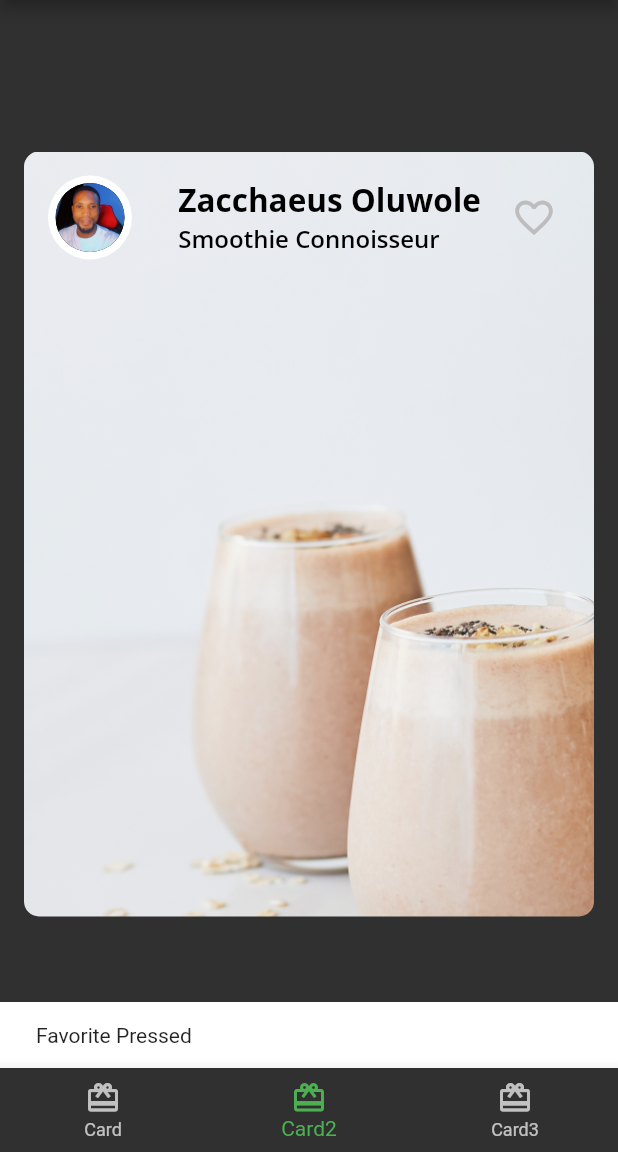
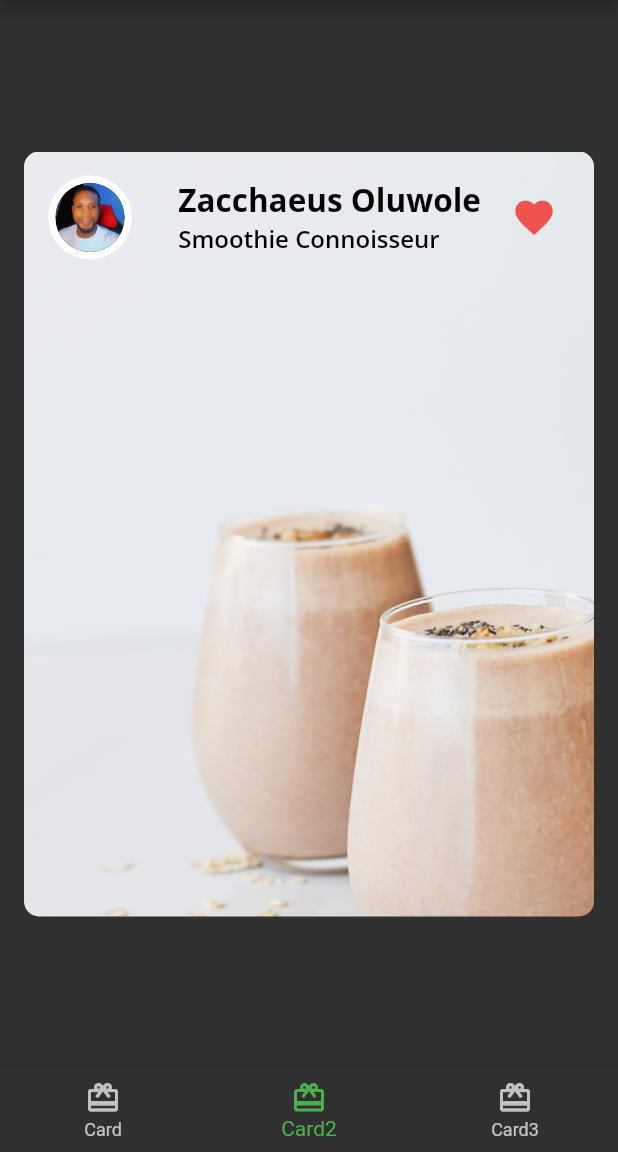
Before and after one commit to Zacchaeus-Oluwole/FLUTTER-PROJECTS, a Flutter app: the screen it shows after launch, item 2 of the bottom bar chosen, after a tap on the "favorite outline" icon, on a phone screen of 412 x 824 dp, the part 84-1236 px from its top. Run offline on Flutter 3.47's test engine with Material 2 defaults, Android fonts, the phone set to English and light mode, and no system bars; our stand-ins replace audioplayers, google_fonts.

Commit message:
fooderlich

```diff
--- a/fooderlich/lib/author_card.dart
+++ b/fooderlich/lib/author_card.dart
@@ -2,7 +2,7 @@
 import 'fooderlich_theme.dart';
 import 'circle_image.dart';
 
-class AuthorCard extends StatelessWidget {
+class AuthorCard extends StatefulWidget {
   final String authorName;
   final String title;
   final ImageProvider? imageProvider;
@@ -11,6 +11,12 @@
     }) : super(key: key);
 
   @override
+  State<AuthorCard> createState() => _AuthorCardState();
+}
+
+class _AuthorCardState extends State<AuthorCard> {
+  bool _isFavorited = false;
+  @override
   Widget build(BuildContext context) {
     return Container(
       padding: const EdgeInsets.all(16),
@@ -18,7 +24,7 @@
         mainAxisAlignment: MainAxisAlignment.spaceBetween,
         children: [
           CircleImage(
-            imageProvider: imageProvider,
+            imageProvider: widget.imageProvider,
             imageRadius: 28,
             ),
             const SizedBox(width: 8,),
@@ -26,24 +32,28 @@
               crossAxisAlignment: CrossAxisAlignment.start,
               children: [
                 Text(
-                  authorName,
+                  widget.authorName,
                   style: FooderlichTheme.lightTextTheme.headline2,
                 ),
                 Text(
-                  title,
+                  widget.title,
                   style: FooderlichTheme.lightTextTheme.headline3,
                 )
               ],
             ),
             IconButton(
+              icon: Icon( _isFavorited? Icons.favorite : Icons.favorite_border),
+              iconSize: 30,
+              color: Colors.red[400],
               onPressed: () {
-                const snackBar = SnackBar(content: Text('Favorite Pressed'));
-                ScaffoldMessenger.of(context).showSnackBar(snackBar);
+                setState(() {
+                  _isFavorited = !_isFavorited;
+                });
+                // const snackBar = SnackBar(content: Text('Favorite Pressed'));
+                // ScaffoldMessenger.of(context).showSnackBar(snackBar);
               },
-              icon: const Icon(Icons.favorite_border),
-              iconSize: 30,
-              color: Colors.grey[400],
-            )
+
+            ),
         ],
       ),
     );
```
Also changed, not shown: fooderlich/App_Screenshot/Screenshot_20230906-181913.jpg (added), fooderlich/App_Screenshot/Screenshot_20230907-104040.jpg (added), fooderlich/App_Screenshot/Screenshot_20230907-104050.jpg (added), fooderlich/App_Screenshot/Screenshot_20230907-104217.jpg (added).
